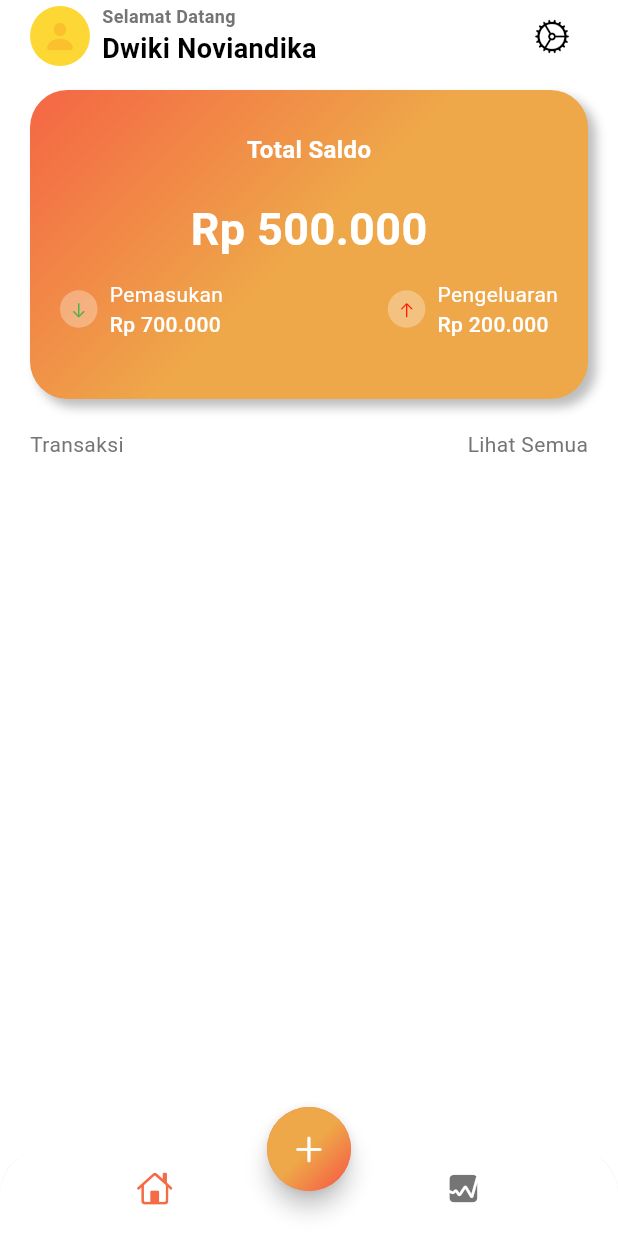
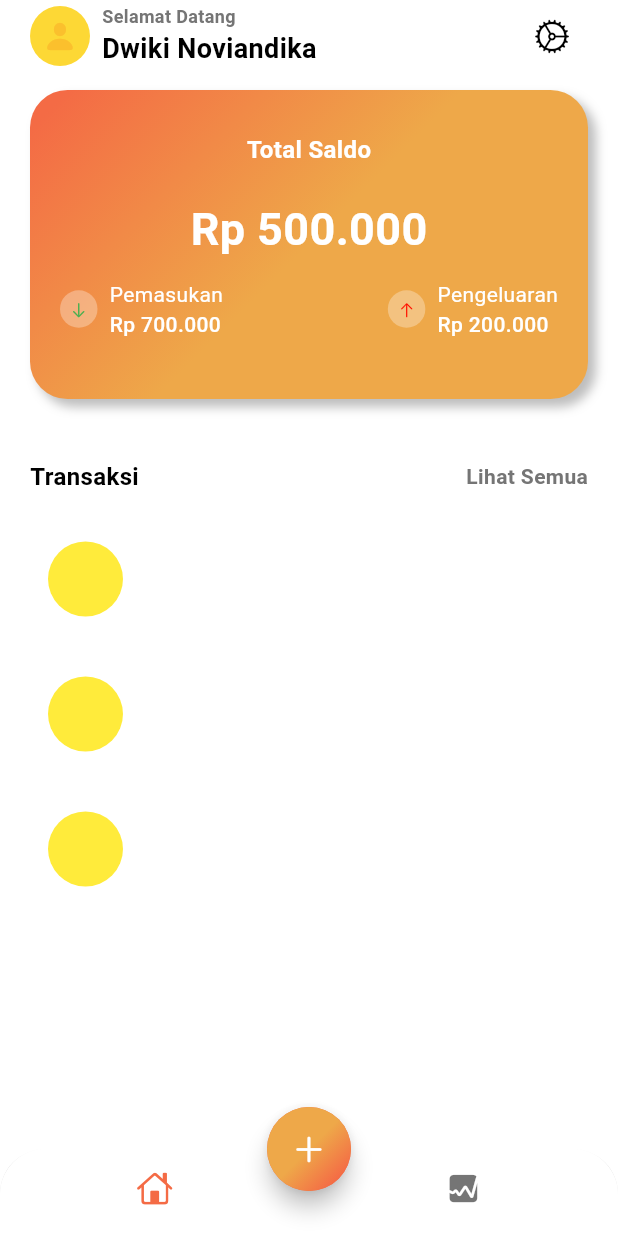
Before and after one commit to dikadwiki/my_first_app, a Flutter app: the screen it shows after launch, on a phone screen of 412 x 824 dp. Run offline on Flutter 3.47's test engine with Material 3 defaults, Android fonts, the phone set to English and light mode, and no system bars.

Commit message:
Menambahkan beberapa widget pada main screen

```diff
--- a/lib/screens/home/views/main_screen.dart
+++ b/lib/screens/home/views/main_screen.dart
@@ -203,7 +203,7 @@ class MainScreen extends StatelessWidget {
               ),
             ),
             const SizedBox(
-              height: 20,
+              height: 40,
             ),
             Row(
               mainAxisAlignment: MainAxisAlignment.spaceBetween,
@@ -211,20 +211,55 @@ class MainScreen extends StatelessWidget {
                 Text(
                   'Transaksi',
                   style: TextStyle(
-                    fontSize: 14,
-                    color: Theme.of(context).colorScheme.outline,
-                    fontWeight: FontWeight.w400,
+                    fontSize: 16,
+                    color: Theme.of(context).colorScheme.onBackground,
+                    fontWeight: FontWeight.bold,
                   ),
                 ),
-                Text(
-                  'Lihat Semua',
-                  style: TextStyle(
-                    fontSize: 14,
-                    color: Theme.of(context).colorScheme.outline,
-                    fontWeight: FontWeight.w400,
+                GestureDetector(
+                  onTap: () {},
+                  child: Text(
+                    'Lihat Semua',
+                    style: TextStyle(
+                      fontSize: 14,
+                      color: Theme.of(context).colorScheme.outline,
+                      fontWeight: FontWeight.bold,
+                    ),
                   ),
                 )
               ],
+            ),
+            const SizedBox(height: 20),
+            Expanded(
+              child: ListView.builder(
+                itemCount: 3,
+                itemBuilder: (context, int i) {
+                  return Padding(
+                    padding: const EdgeInsets.only(bottom: 16.0),
+                    child: Container(
+                      decoration: BoxDecoration(
+                        color: Colors.white,
+                        borderRadius: BorderRadius.circular(12),
+                      ),
+                      child: Padding(
+                        padding: const EdgeInsets.all(12.0),
+                        child: Row(
+                          children: [
+                            Container(
+                              width: 50,
+                              height: 50,
+                              decoration: BoxDecoration(
+                                color: Colors.yellow,
+                                shape: BoxShape.circle,
+                              ),
+                            )
+                          ],
+                        ),
+                      ),
+                    ),
+                  );
+                },
+              ),
             )
           ],
         ),
--- a/pubspec.yaml
+++ b/pubspec.yaml
@@ -30,7 +30,7 @@ environment:
 dependencies:
   flutter:
     sdk: flutter
-    cupertino_icons: ^1.0.6
+    # cupertino_icons: ^1.0.6
 
 
   # The following adds the Cupertino Icons font to your application.
```
